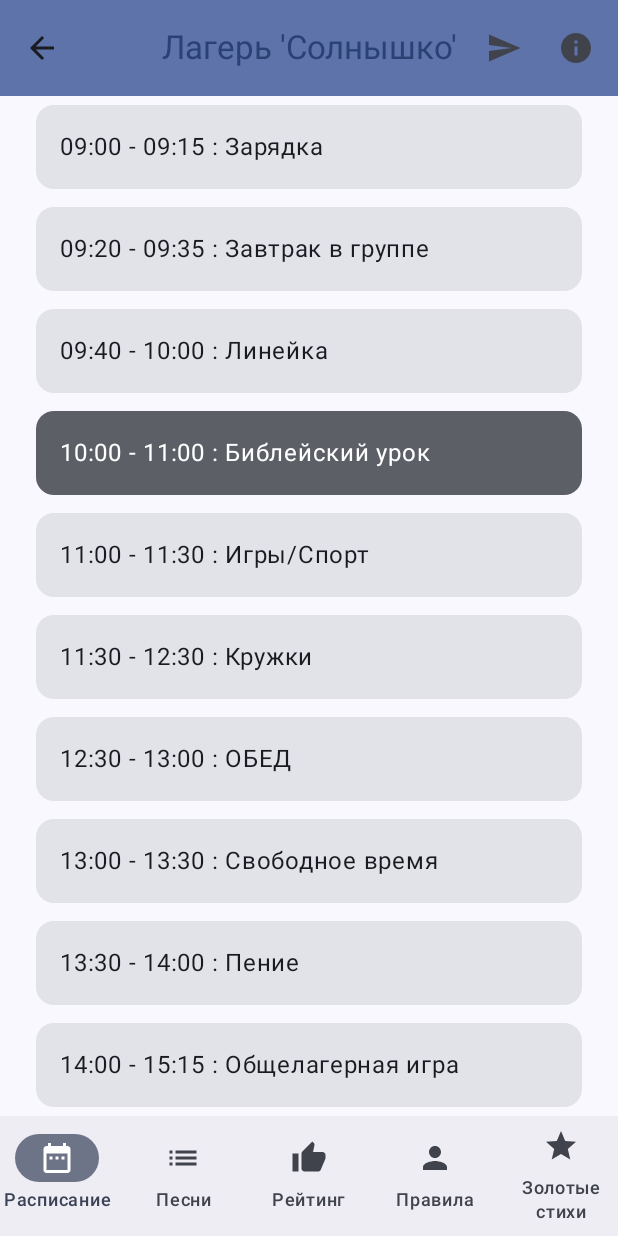
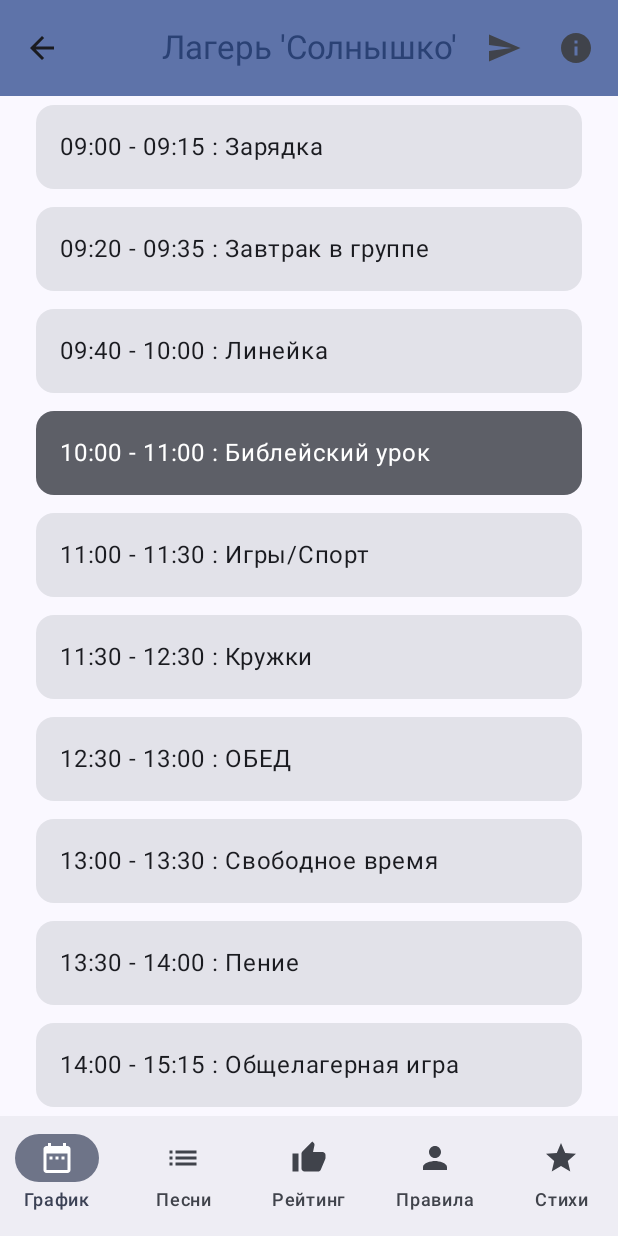
Before and after one commit to NoCamelStyle/CampApp, an Android app built with Jetpack Compose: the screen it shows after launch (MainActivity), on a phone screen of 412 x 824 dp. Run offline under Robolectric (Android 15) with nearby library versions, the phone set to English and light mode, and no system bars.

```diff
--- a/app/build.gradle.kts
+++ b/app/build.gradle.kts
@@ -9,7 +9,7 @@ android {
 
     defaultConfig {
         applicationId = "com.nocamelstyle.campapp"
-        minSdk = 24
+        minSdk = 25
         targetSdk = 34
         versionCode = 1
         versionName = "1.0"
--- a/app/src/main/java/com/nocamelstyle/campapp/MainActivity.kt
+++ b/app/src/main/java/com/nocamelstyle/campapp/MainActivity.kt
@@ -62,6 +62,14 @@ class MainActivity : ComponentActivity() {
 
     override fun onCreate(savedInstanceState: Bundle?) {
         super.onCreate(savedInstanceState)
+
+        val startDestination = when (intent.data?.toString()?.split("/")?.last()) {
+            "songs" -> "songs"
+            "calendar" -> "schedule"
+            "poems" -> "golden_poems"
+            else -> "schedule"
+        }
+
         enableEdgeToEdge()
         setContent {
             CampAppTheme {
@@ -72,7 +80,7 @@ class MainActivity : ComponentActivity() {
                     topBar = { TopBar(navController) },
                     bottomBar = { BottomBar(navController) }
                 ) { innerPadding ->
-                    BottomBarNavGraph(innerPadding, navController)
+                    BottomBarNavGraph(startDestination, innerPadding, navController)
                 }
             }
         }
@@ -82,7 +90,7 @@ class MainActivity : ComponentActivity() {
     @Composable
     private fun TopBar(navController: NavHostController) {
         val context = LocalContext.current
-        CenterAlignedTopAppBar (
+        CenterAlignedTopAppBar(
             colors = TopAppBarDefaults.topAppBarColors(
                 containerColor = MaterialTheme.colorScheme.primaryContainer,
                 titleContentColor = MaterialTheme.colorScheme.primary,
@@ -112,7 +120,7 @@ class MainActivity : ComponentActivity() {
                 IconButton(onClick = { navController.popBackStack() }) {
                     Icon(
                         imageVector = Icons.Filled.ArrowBack,
-                        contentDescription = "О лагере"
+                        contentDescription = "Назад"
                     )
                 }
             }
@@ -121,13 +129,14 @@ class MainActivity : ComponentActivity() {
 
     @Composable
     fun BottomBarNavGraph(
+        startDestination: String,
         paddingValues: PaddingValues,
         navController: NavHostController
     ) {
 
         NavHost(
             navController = navController,
-            startDestination = BottomBarScreen.Schedule.route,
+            startDestination = startDestination,
             modifier = Modifier.padding(paddingValues)
         ) {
             composable(route = BottomBarScreen.Songs.route) {
@@ -241,7 +250,7 @@ sealed class BottomBarScreen(
     object Schedule : BottomBarScreen(
         route = "schedule",
         icon = Icons.Default.DateRange,
-        title = "Расписание"
+        title = "График"
     )
 
     object Leaderboard : BottomBarScreen(
@@ -259,6 +268,6 @@ sealed class BottomBarScreen(
     object GoldenPoems : BottomBarScreen(
         route = "golden_poems",
         icon = Icons.Default.Star,
-        title = "Золотые стихи"
+        title = "Стихи"
     )
 }
--- a/app/src/main/res/values/strings.xml
+++ b/app/src/main/res/values/strings.xml
@@ -1,3 +1,6 @@
 <resources>
     <string name="app_name">CampApp</string>
+    <string name="shortcut_time">Расписание</string>
+    <string name="shortcut_poems">Золотые стихи</string>
+    <string name="shortcut_songs">Песни</string>
 </resources>
```
Also changed, not shown: app/src/main/AndroidManifest.xml (+12 -0 lines), app/src/main/res/xml/shortcuts.xml (added, +39 -0 lines).
